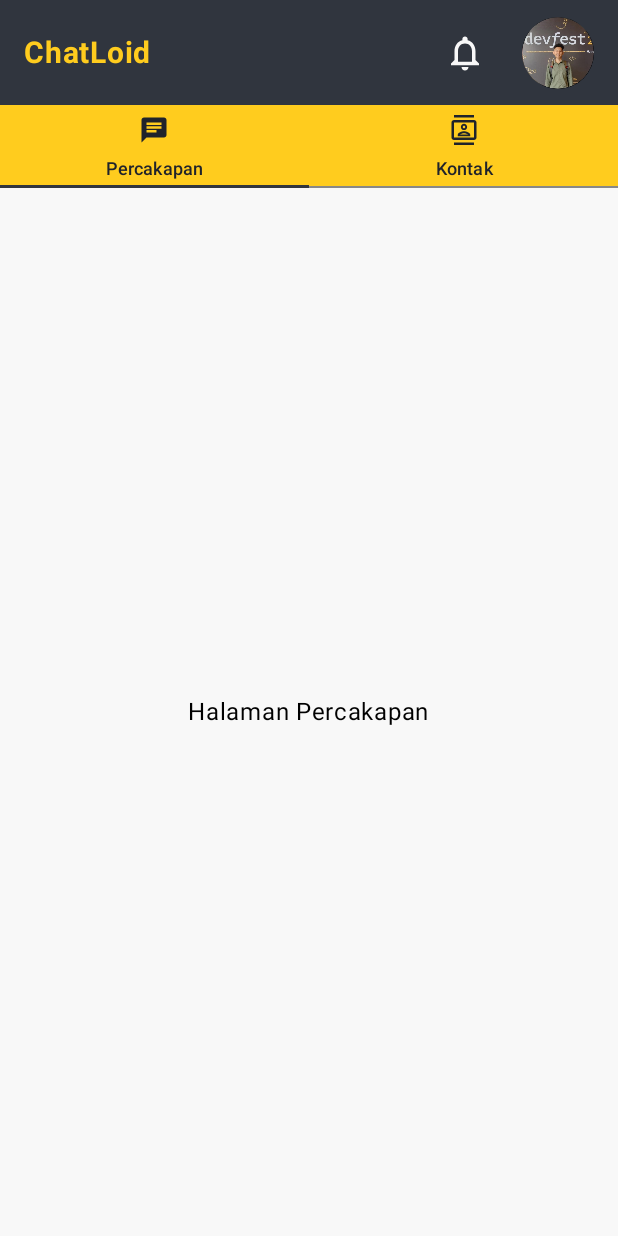
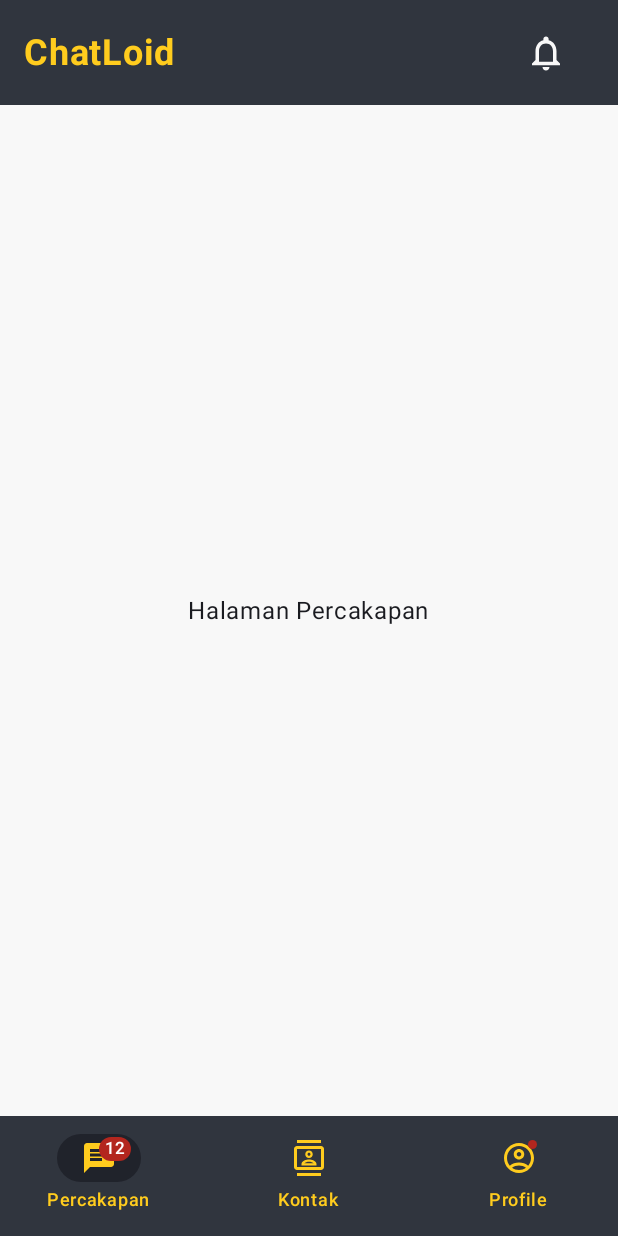
Before and after one commit to ZaAtsmaro28/ChatLoid, an Android app built with Jetpack Compose: the screen it shows after launch (MainActivity), on a phone screen of 412 x 824 dp. Run offline under Robolectric (Android 15) with nearby library versions, the phone set to English and light mode, and no system bars.

Commit message:
modify tab component position

```diff
--- a/app/src/main/java/com/portfolio/chatloid/MainActivity.kt
+++ b/app/src/main/java/com/portfolio/chatloid/MainActivity.kt
@@ -2,7 +2,9 @@
 
 package com.portfolio.chatloid
 
+import android.annotation.SuppressLint
 import android.os.Bundle
+import android.text.Layout
 import android.widget.Toast
 import androidx.activity.ComponentActivity
 import androidx.activity.compose.setContent
@@ -16,6 +18,7 @@ import androidx.compose.foundation.layout.Box
 import androidx.compose.foundation.layout.Column
 import androidx.compose.foundation.layout.PaddingValues
 import androidx.compose.foundation.layout.Row
+import androidx.compose.foundation.layout.Spacer
 import androidx.compose.foundation.layout.aspectRatio
 import androidx.compose.foundation.layout.fillMaxHeight
 import androidx.compose.foundation.layout.fillMaxSize
@@ -23,26 +26,34 @@ import androidx.compose.foundation.layout.fillMaxWidth
 import androidx.compose.foundation.layout.height
 import androidx.compose.foundation.layout.padding
 import androidx.compose.foundation.layout.size
+import androidx.compose.foundation.layout.width
 import androidx.compose.foundation.lazy.LazyColumn
 import androidx.compose.foundation.lazy.items
 import androidx.compose.foundation.pager.HorizontalPager
 import androidx.compose.foundation.pager.rememberPagerState
 import androidx.compose.foundation.shape.CircleShape
 import androidx.compose.material.icons.Icons
+import androidx.compose.material.icons.filled.AccountCircle
 import androidx.compose.material.icons.filled.Chat
 import androidx.compose.material.icons.filled.Contacts
 import androidx.compose.material.icons.filled.PersonAdd
 import androidx.compose.material.icons.filled.Star
 import androidx.compose.material.icons.materialIcon
+import androidx.compose.material.icons.outlined.AccountCircle
 import androidx.compose.material.icons.outlined.Chat
 import androidx.compose.material.icons.outlined.Contacts
 import androidx.compose.material.icons.outlined.Notifications
+import androidx.compose.material3.Badge
+import androidx.compose.material3.BadgedBox
 import androidx.compose.material3.Button
 import androidx.compose.material3.ButtonDefaults
 import androidx.compose.material3.Divider
 import androidx.compose.material3.ElevatedButton
 import androidx.compose.material3.Icon
 import androidx.compose.material3.MaterialTheme
+import androidx.compose.material3.NavigationBar
+import androidx.compose.material3.NavigationBarItem
+import androidx.compose.material3.NavigationBarItemDefaults
 import androidx.compose.material3.Scaffold
 import androidx.compose.material3.Tab
 import androidx.compose.material3.TabRow
@@ -54,7 +65,9 @@ import androidx.compose.runtime.Composable
 import androidx.compose.runtime.LaunchedEffect
 import androidx.compose.runtime.getValue
 import androidx.compose.runtime.mutableIntStateOf
+import androidx.compose.runtime.mutableStateOf
 import androidx.compose.runtime.remember
+import androidx.compose.runtime.saveable.rememberSaveable
 import androidx.compose.runtime.setValue
 import androidx.compose.ui.Alignment
 import androidx.compose.ui.Modifier
@@ -78,11 +91,10 @@ class MainActivity : ComponentActivity() {
         setContent {
             ChatLoidTheme {
                 Column(modifier = Modifier
-                    .fillMaxWidth()
+                    .fillMaxWidth().background(Color.Red)
 
                 ) {
-                    HeaderApp("ChatLoid")
-                    PageTab(listTab = tabItems)
+                    BottomNavBar()
                 }
             }
         }
@@ -91,7 +103,9 @@ class MainActivity : ComponentActivity() {
 
 @Composable
 private fun HeaderApp(title: String, modifier: Modifier = Modifier) {
-    Box(modifier
+    Box(
+        contentAlignment = Alignment.Center,
+        modifier = modifier
         .height(70.dp)
         .fillMaxWidth()
         .background(colorResource(R.color.gray))
@@ -99,25 +113,18 @@ private fun HeaderApp(title: String, modifier: Modifier = Modifier) {
         Row(
             modifier = modifier
                 .fillMaxWidth()
-                .padding(16.dp, 10.dp),
+                .padding(16.dp, 0.dp, 10.dp, 0.dp),
             verticalAlignment = Alignment.CenterVertically,
             horizontalArrangement = Arrangement.SpaceBetween
             ) {
             Text(
-                fontSize = 20.sp,
+                fontSize = 24.sp,
                 fontWeight = FontWeight.Bold,
                 fontFamily = FontFamily.SansSerif,
                 text = title,
                 color = colorResource(R.color.primary)
             )
-            Row(
-                modifier = modifier
-                    .fillMaxHeight(),
-                verticalAlignment = Alignment.CenterVertically
-                ) {
             NotificationButton()
-                ImagePhotoProfile(painterResource(R.drawable.prof))
-            }
         }
     }
 }
@@ -139,102 +146,107 @@ private fun NotificationButton(modifier: Modifier = Modifier) {
     }
 }
 
+data class BottomNavigationItems(
+    val title: String,
+    val unselectedIcon: ImageVector,
+    val selectedIcon: ImageVector,
+    val hasNews: Boolean,
+    val badgeCount: Int? = null
+)
 @Composable
-private fun ImagePhotoProfile(image: Painter, modifier: Modifier = Modifier) {
-    Image(
-        painter = image,
-        contentDescription = null,
-        modifier = modifier
-            .size(48.dp) // atau ukuran lain yang konsisten
-            .clip(CircleShape)
+private fun BottomNavBar(modifier: Modifier = Modifier) {
+    val items = listOf(
+        BottomNavigationItems(
+            title = "Percakapan",
+            unselectedIcon = Icons.Outlined.Chat,
+            selectedIcon = Icons.Filled.Chat,
+            hasNews = false,
+            badgeCount = 12
+        ),
+        BottomNavigationItems(
+            title = "Kontak",
+            unselectedIcon = Icons.Outlined.Contacts,
+            selectedIcon = Icons.Filled.Contacts,
+            hasNews = false
+        ),
+        BottomNavigationItems(
+            title = "Profile",
+            unselectedIcon = Icons.Outlined.AccountCircle,
+            selectedIcon = Icons.Filled.AccountCircle,
+            hasNews = true
         )
+    )
+    var selectedItemIndex by rememberSaveable {
+        mutableStateOf(0)
+    }
+    val pagerState = rememberPagerState {
+        3
     }
 
-data class TabItems(
-    val title: String,
-    val unselectedIcon: ImageVector,
-    val selectedIcon: ImageVector
-)
-val tabItems = listOf(
-    TabItems(
-        title = "Percakapan",
-        unselectedIcon = Icons.Outlined.Chat,
-        selectedIcon = Icons.Filled.Chat
-    ),
-    TabItems(
-        title = "Kontak",
-        unselectedIcon = Icons.Outlined.Contacts,
-        selectedIcon = Icons.Filled.Contacts
-    )
-)
-@Composable
-private fun PageTab(listTab: List<TabItems>, modifier: Modifier = Modifier) {
-    var selectedTabIndex by remember {
-        mutableIntStateOf(0)
-    }
-    val pagerState = rememberPagerState {
-        tabItems.size
-    }
-
-    LaunchedEffect(selectedTabIndex) {
-        pagerState.animateScrollToPage(selectedTabIndex)
+    LaunchedEffect(selectedItemIndex) {
+        pagerState.animateScrollToPage(selectedItemIndex)
     }
     LaunchedEffect(pagerState.currentPage, pagerState.isScrollInProgress) {
         if (!pagerState.isScrollInProgress){
-            selectedTabIndex = pagerState.currentPage
+            selectedItemIndex = pagerState.currentPage
         }
     }
 
-    Column(modifier = Modifier.fillMaxSize()) {
-        TabRow(
-            selectedTabIndex = selectedTabIndex,
-            containerColor = colorResource(R.color.primary),
-            contentColor = colorResource(R.color.black),
-            indicator = { tabPositions ->
-                TabRowDefaults.Indicator(
-                    Modifier.tabIndicatorOffset(tabPositions[selectedTabIndex]),
-                    color = colorResource(R.color.gray),
-                    height = 2.dp
-                )
+    Scaffold(
+        bottomBar = {
+            NavigationBar(containerColor = colorResource(R.color.gray)) {
+                items.forEachIndexed { index, item ->
+                    NavigationBarItem(
+                        selected = selectedItemIndex == index,
+                        onClick = {
+                            selectedItemIndex = index
                         },
-            divider = {
-                Divider(
-                    thickness = 1.dp,
-                    color = Color.Gray
+                        label = {
+                            Text(text = item.title)
+                        },
+                        icon = {
+                            BadgedBox(
+                                badge = {
+                                    if (item.badgeCount != null){
+                                        Badge {
+                                            Text(text = item.badgeCount.toString())
+                                        }
+                                    }
+                                    else if (item.hasNews){
+                                        Badge()
+                                    }
+                                }
+                            ) {
+                                Icon(
+                                    imageVector =
+                                        if (index == selectedItemIndex){
+                                            item.selectedIcon
+                                        } else item.unselectedIcon,
+                                    contentDescription = item.title
                                 )
                             }
-        ) {
-            listTab.forEachIndexed { index, item ->
-                Tab(
-                    modifier = modifier.height(55.dp),
-                    selected = index == selectedTabIndex,
-                    onClick = {
-                        selectedTabIndex = index
                         },
-                    text = {
-                        Text(
-                            text = item.title,
-                            fontSize = 12.sp,
-                            fontWeight = FontWeight.Medium
-                        )
-                    },
-                    icon = {
-                        Icon(
-                            imageVector = if (index == selectedTabIndex) {
-                                item.selectedIcon
-                            } else item.unselectedIcon,
-                            contentDescription = item.title,
-                            modifier = modifier.size(20.dp)
-                        )
-                    }
+                        colors = NavigationBarItemDefaults
+                            .colors(
+                                selectedIconColor = colorResource(R.color.primary),
+                                selectedTextColor = colorResource(R.color.primary),
+                                unselectedIconColor = colorResource(R.color.primary),
+                                unselectedTextColor = colorResource(R.color.primary),
+                                indicatorColor = colorResource(R.color.black)
+                                ),
+
                         )
                 }
             }
+        }
+    ) { innerPadding: PaddingValues ->
+        Column {
+            HeaderApp(title = "ChatLoid")
             HorizontalPager(
                 state = pagerState,
                 modifier = modifier
                     .fillMaxSize()
-                .weight(1f)
+                    .padding(innerPadding)
             ) { index ->
                 Box(
                     modifier = Modifier
@@ -261,12 +273,41 @@ private fun PageTab(listTab: List<TabItems>, modifier: Modifier = Modifier) {
                                 modifier = Modifier
                                     .fillMaxSize()
                                     .background(colorResource(R.color.white)),
+                                verticalArrangement = Arrangement.Center
+                            ) {
+                                Column(modifier = modifier.padding(16.dp, 4.dp)) {
+                                    Text(
+                                        text = "Pilih Kontak",
+                                        fontSize = 20.sp,
+                                        fontWeight = FontWeight.Bold,
+                                        color = colorResource(R.color.black)
+                                    )
+                                    Spacer(modifier.height(3.dp))
+                                    Text(
+                                        text = "123 Kontak",
+                                        fontSize = 14.sp,
+                                        fontWeight = FontWeight.Bold,
+                                        color = colorResource(R.color.black)
+                                    )
+                                }
+
+
+                                CategorizedLazyColumn(categories = contactList)
+                            }
+                            AddContactFloatingButton()
+                        }
+                        2 -> {
+                            // Page 2
+                            Column(
+                                modifier = Modifier
+                                    .fillMaxSize()
+                                    .background(colorResource(R.color.white)),
                                 horizontalAlignment = Alignment.CenterHorizontally,
                                 verticalArrangement = Arrangement.Center
                                 ) {
-                            CategorizedLazyColumn(categories = contactList)
+                                Text(text = "Halaman Profile")
                             }
-                        AddContactFloatingButton()
+                        }
                     }
                 }
             }
@@ -294,13 +335,13 @@ private fun CategoryHeader(
 ) {
     Text(
         text = text,
-        fontSize = 16.sp,
+        fontSize = 18.sp,
         fontWeight = FontWeight.Bold,
         color = colorResource(R.color.black),
         modifier = modifier
             .fillMaxWidth()
-            .background(colorResource(R.color.primary))
-            .padding(16.dp, 8.dp)
+            .background(colorResource(R.color.secondary))
+            .padding(16.dp, 5.dp)
     )
 }
 
```
Lines whose indentation alone changed are shown as unchanged.
